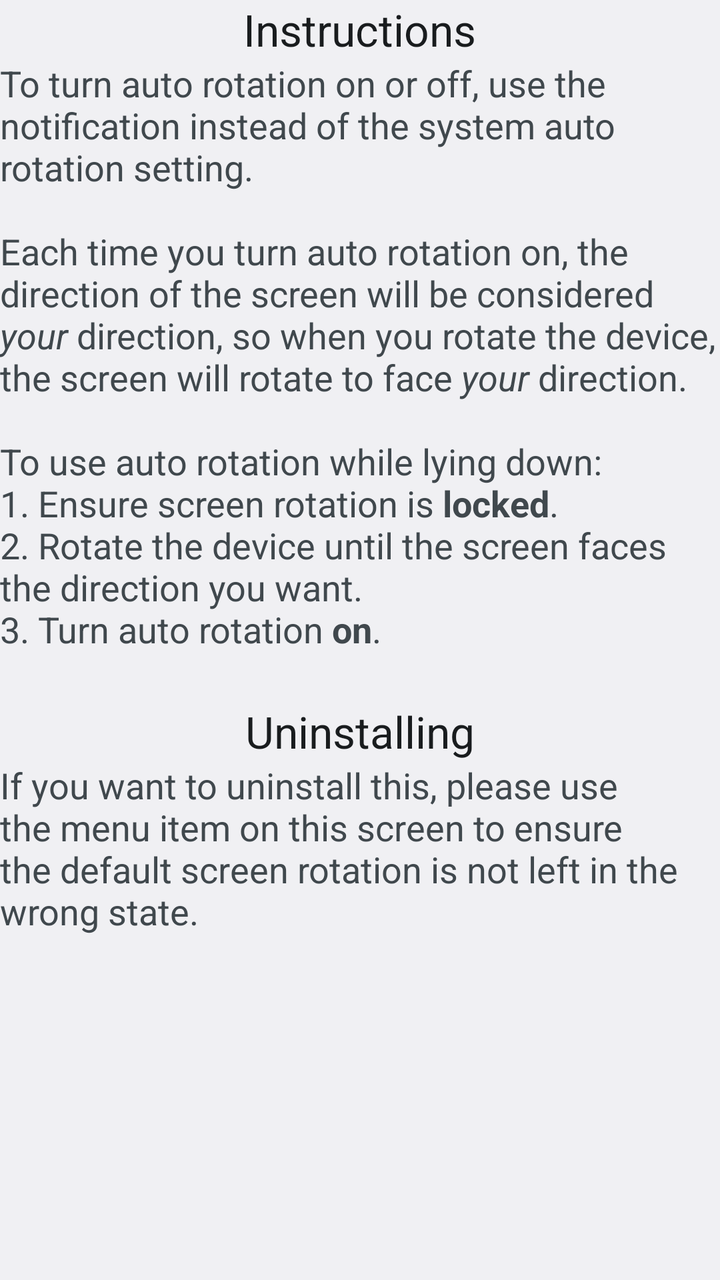
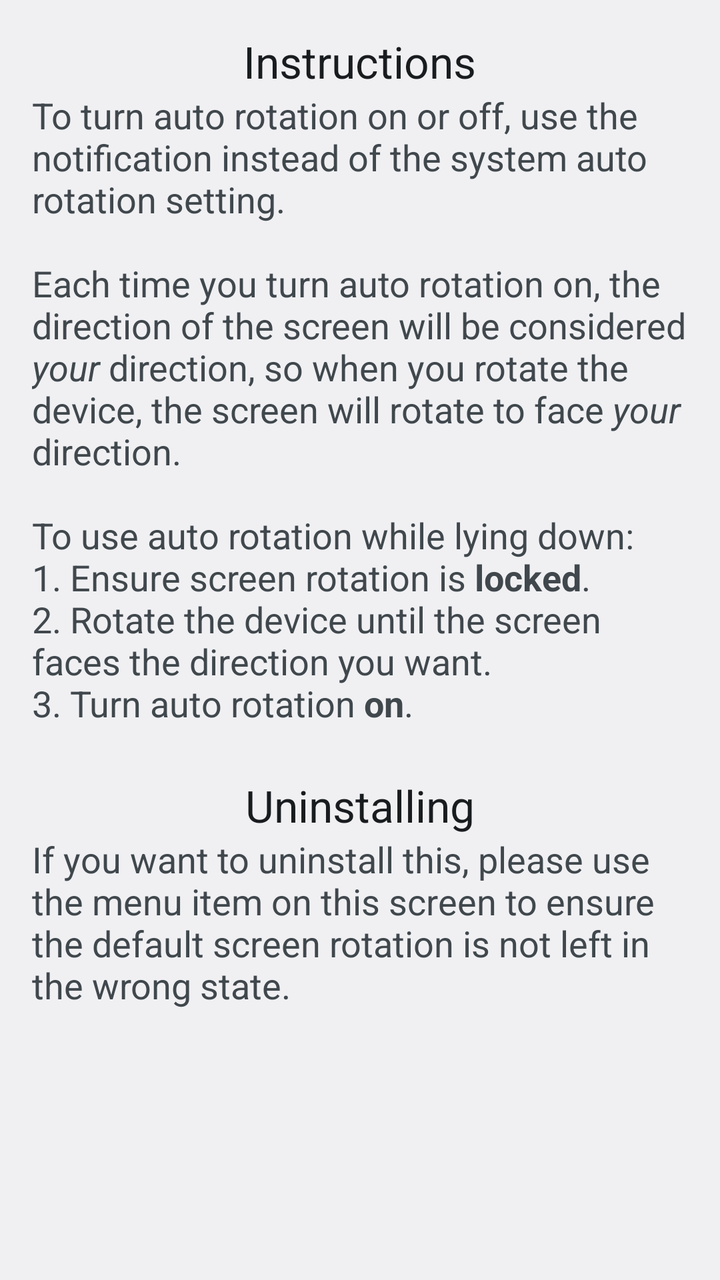

Two renders of the same Android screen: before a commit and after it. Below are the layout's source before the change and the commit's diff.
<!-- AndroidManifest.xml: application theme Theme -->
<!-- res/layout/activity_main.xml -->
<ScrollView xmlns:android="http://schemas.android.com/apk/res/android"

	xmlns:tools="http://schemas.android.com/tools"
	android:id="@+id/container"
	android:layout_width="match_parent"
	android:layout_height="match_parent"
	tools:context="samuelpalmer.sensorautorotation.components.MainActivity"
	tools:ignore="MergeRootFrame">

	<LinearLayout
		android:layout_width="match_parent"
		android:layout_height="wrap_content"
		android:orientation="vertical">

		<TextView
			android:layout_width="wrap_content"
			android:layout_height="wrap_content"
			android:textAppearance="?android:attr/textAppearanceLarge"
			android:text="@string/instructions_heading"
		    android:layout_gravity="center"
		/>

		<TextView
			android:layout_width="wrap_content"
			android:layout_height="wrap_content"
			android:textAppearance="?android:attr/textAppearanceMedium"
			android:text="@string/home_instructions"
		/>

		<TextView
			android:layout_width="wrap_content"
			android:layout_height="wrap_content"
			android:textAppearance="?android:attr/textAppearanceMedium"
			android:text=""
			android:layout_gravity="center"
			/>

		<TextView
			android:layout_width="wrap_content"
			android:layout_height="wrap_content"
			android:textAppearance="?android:attr/textAppearanceLarge"
			android:text="@string/uninstalling"
			android:layout_gravity="center"
		/>

		<TextView
			android:layout_width="wrap_content"
			android:layout_height="wrap_content"
			android:textAppearance="?android:attr/textAppearanceMedium"
			android:text="@string/uninstalling_instructions"
		/>

	</LinearLayout>

</ScrollView>
<!-- resources referenced by this layout -->
<resources>
  <string name="home_instructions">To turn auto rotation on or off, use the notification instead of the system auto rotation setting.
  
  		\n\nEach time you turn auto rotation on, the direction of the screen will be considered <i>your</i> direction,
  		so when you rotate the device, the screen will rotate to face <i>your</i> direction.
  
  		\n\nTo use auto rotation while lying down:
  		\n1. Ensure screen rotation is <b>locked</b>.
  		\n2. Rotate the device until the screen faces the direction you want.
  		\n3. Turn auto rotation <b>on</b>.
  	</string>
  <string name="instructions_heading">Instructions</string>
  <string name="uninstalling">Uninstalling</string>
  <string name="uninstalling_instructions">If you want to uninstall this, please use the menu item on this screen
  		to ensure the default screen rotation is not left in the wrong state.
  	</string>
  <style name="Theme" parent="@android:style/Theme.DeviceDefault.Light.DarkActionBar" />
</resources>

<!-- the commit's change to res/layout/activity_main.xml (unified diff, before → after) -->
@@ -10,6 +10,10 @@
 	<LinearLayout
 		android:layout_width="match_parent"
 		android:layout_height="wrap_content"
+		android:paddingLeft="@dimen/activity_horizontal_margin"
+		android:paddingRight="@dimen/activity_horizontal_margin"
+		android:paddingTop="@dimen/activity_vertical_margin"
+		android:paddingBottom="@dimen/activity_vertical_margin"
 		android:orientation="vertical">
 
 		<TextView
<!-- resource entries referenced after the edit -->
@@ -1,5 +1,7 @@
 <!-- resources referenced by this layout -->
 <resources>
+  <dimen name="activity_horizontal_margin">16dp</dimen>
+  <dimen name="activity_vertical_margin">16dp</dimen>
   <string name="home_instructions">To turn auto rotation on or off, use the notification instead of the system auto rotation setting.
   
   		\n\nEach time you turn auto rotation on, the direction of the screen will be considered <i>your</i> direction,
